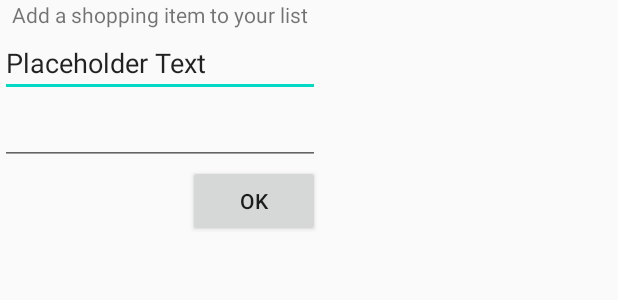
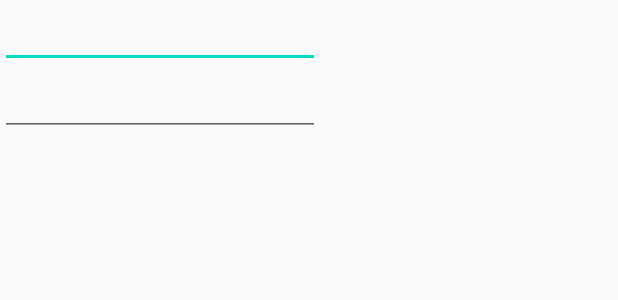
Before and after one commit to omwro/Level4Task1, an Android app: the layout dialog_add_shopping_item.xml on its own in the app's theme, with its tools: preview values and no code run, on a phone screen of 412 x 824 dp. Shown: the top 300 px of the screen. Run offline under Robolectric (Android 15) with nearby library versions, the phone set to English and light mode, and no system bars.

Commit message:
#0 Bug fixes

```diff
--- a/app/src/main/res/layout/dialog_add_shopping_item.xml
+++ b/app/src/main/res/layout/dialog_add_shopping_item.xml
@@ -2,34 +2,23 @@
 <androidx.constraintlayout.widget.ConstraintLayout
     xmlns:android="http://schemas.android.com/apk/res/android"
     xmlns:app="http://schemas.android.com/apk/res-auto"
-    xmlns:tools="http://schemas.android.com/tools"
     android:layout_width="wrap_content"
     android:layout_height="wrap_content">
 
-    <TextView
-        android:id="@+id/tvDialogTitle"
-        android:layout_width="wrap_content"
-        android:layout_height="wrap_content"
-        android:text="@string/add_shopping_item_dialog_title"
-        app:layout_constraintEnd_toEndOf="parent"
-        app:layout_constraintStart_toStartOf="parent"
-        app:layout_constraintTop_toTopOf="parent" />
-
     <EditText
         android:id="@+id/etDialogName"
-        android:layout_width="wrap_content"
+        android:layout_width="match_parent"
         android:layout_height="wrap_content"
         android:ems="10"
         android:inputType="textPersonName"
-        android:text="@string/placeholder_text"
         app:layout_constraintEnd_toEndOf="parent"
         app:layout_constraintStart_toStartOf="parent"
-        app:layout_constraintTop_toBottomOf="@+id/tvDialogTitle"
+        app:layout_constraintTop_toTopOf="parent"
         android:autofillHints="name" />
 
     <EditText
         android:id="@+id/etDialogNumber"
-        android:layout_width="wrap_content"
+        android:layout_width="match_parent"
         android:layout_height="wrap_content"
         android:ems="10"
         android:inputType="number"
@@ -37,12 +26,4 @@
         app:layout_constraintStart_toStartOf="parent"
         app:layout_constraintTop_toBottomOf="@+id/etDialogName"
         android:autofillHints="quantity" />
-
-    <Button
-        android:id="@+id/button3"
-        android:layout_width="wrap_content"
-        android:layout_height="wrap_content"
-        android:text="@string/ok"
-        app:layout_constraintEnd_toEndOf="parent"
-        app:layout_constraintTop_toBottomOf="@+id/etDialogNumber" />
 </androidx.constraintlayout.widget.ConstraintLayout>
```
Also changed, not shown: app/src/main/java/nl/omererdem/madlevel4task1/HomeFragment.kt (+14 -4 lines).
